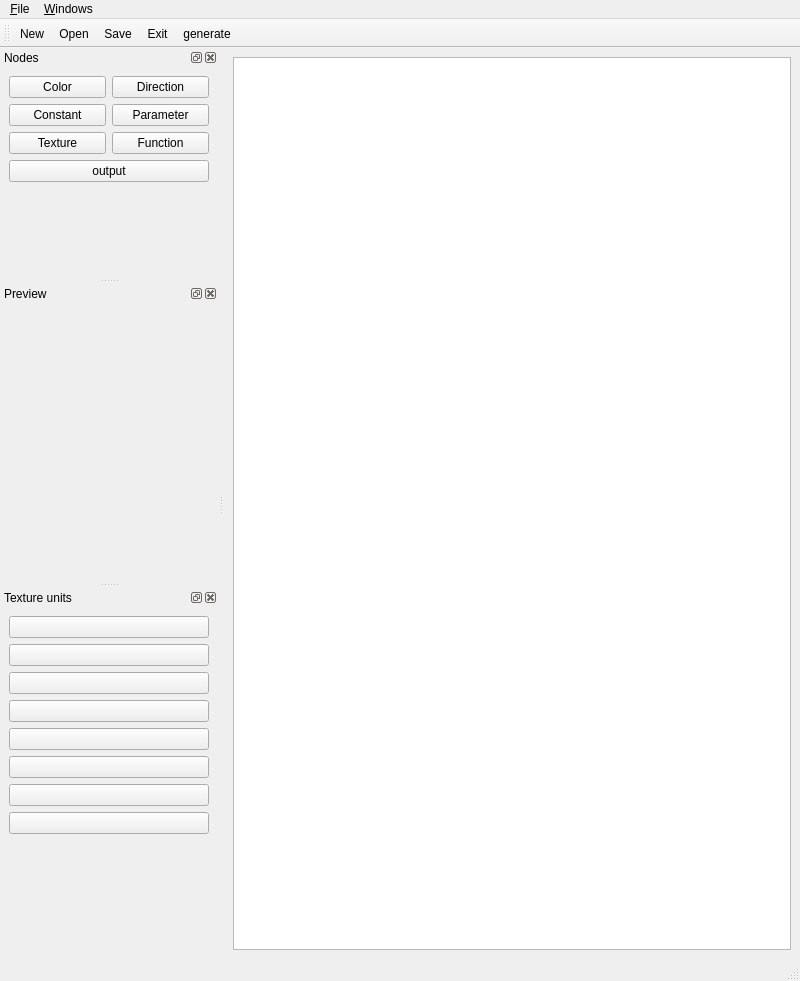
Qt form material_editor/mainwindow.ui (xaphier/Eternal-Lands) before a commit.
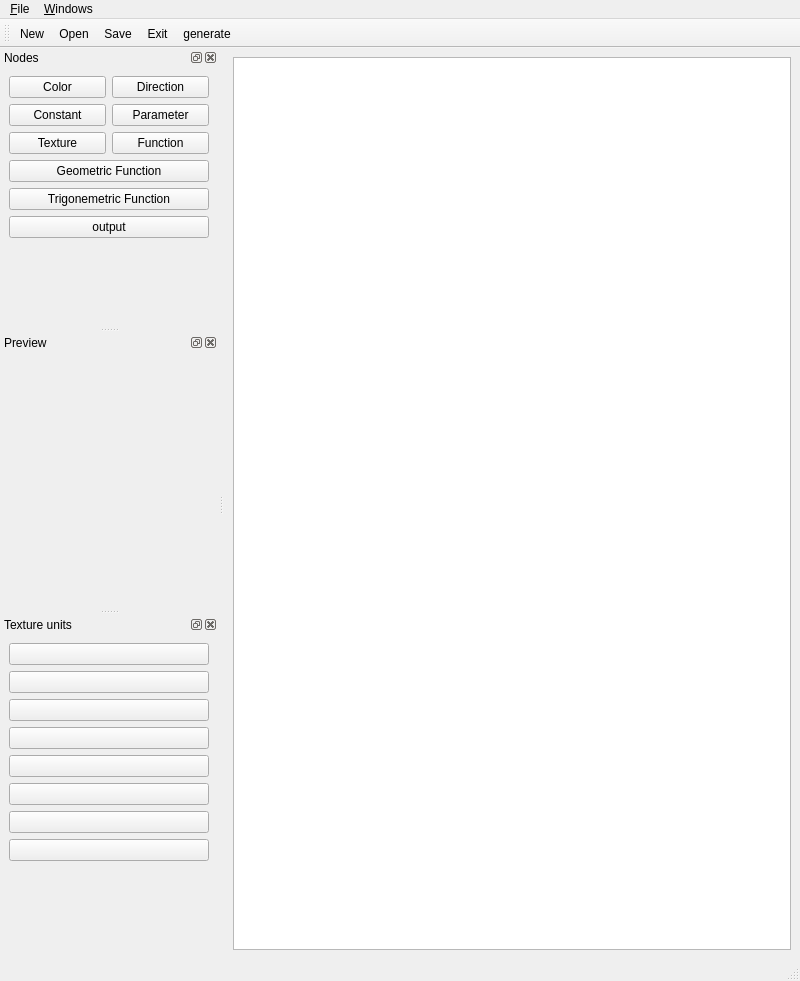
The same form after that commit. Icons and pictures are not drawn.

Commit message: * Added support for uint and int shader output.  * Added more node based functions to the map editor.  * Added color conversion functions to node based shaders.

```diff
--- a/material_editor/mainwindow.ui
+++ b/material_editor/mainwindow.ui
@@ -65,14 +65,14 @@
    </attribute>
    <widget class="QWidget" name="dockWidgetContents">
     <layout class="QGridLayout" name="gridLayout">
-     <item row="7" column="0" colspan="2">
+     <item row="8" column="0" colspan="2">
       <widget class="QPushButton" name="output_button">
        <property name="text">
         <string>output</string>
        </property>
       </widget>
      </item>
-     <item row="8" column="0" colspan="2">
+     <item row="9" column="0" colspan="2">
       <spacer name="verticalSpacer">
        <property name="orientation">
         <enum>Qt::Vertical</enum>
@@ -127,6 +127,20 @@
        </property>
       </widget>
      </item>
+     <item row="4" column="0" colspan="2">
+      <widget class="QPushButton" name="geometric_function_button">
+       <property name="text">
+        <string>Geometric Function</string>
+       </property>
+      </widget>
+     </item>
+     <item row="7" column="0" colspan="2">
+      <widget class="QPushButton" name="trigonemetric_function_button">
+       <property name="text">
+        <string>Trigonemetric Function</string>
+       </property>
+      </widget>
+     </item>
     </layout>
    </widget>
   </widget>
```
Left out of the diff: 2 changed lines with no effect on the pictures. The commit also changes 31 other files.
